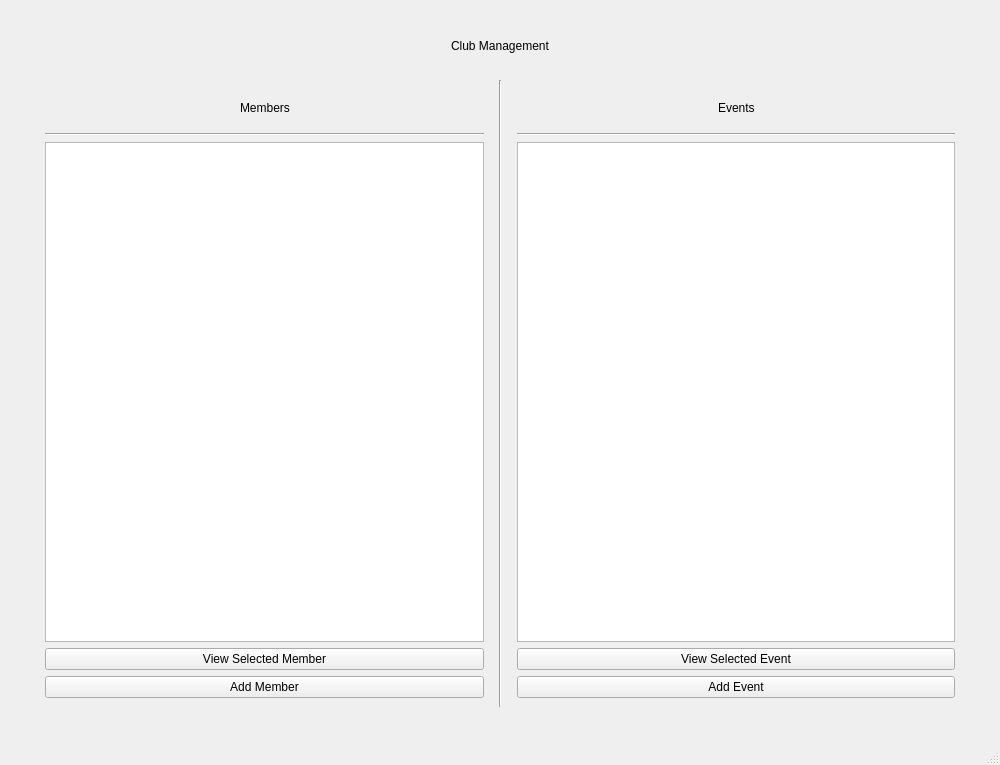
Qt form code/view/main_window.ui (lawalton/oo-project) before a commit.
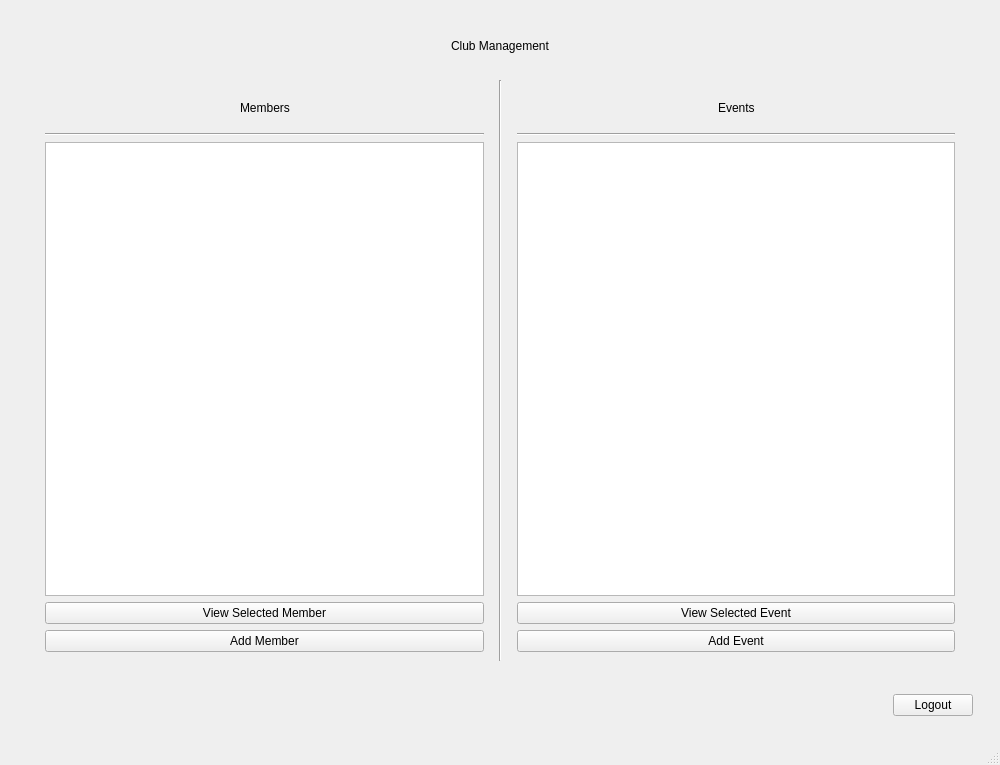
The same form after that commit.

Commit message:
code: implemented logout
User can logout and a new user can log back in. All data remains after a
user logs out and a new one signs in.

```diff
--- a/code/view/main_window.ui
+++ b/code/view/main_window.ui
@@ -214,6 +214,32 @@
          </layout>
         </widget>
        </item>
+       <item row="1" column="0">
+        <widget class="QWidget" name="widget_9" native="true">
+         <layout class="QHBoxLayout" name="horizontalLayout_5">
+          <item>
+           <spacer name="horizontalSpacer_7">
+            <property name="orientation">
+             <enum>Qt::Horizontal</enum>
+            </property>
+            <property name="sizeHint" stdset="0">
+             <size>
+              <width>831</width>
+              <height>20</height>
+             </size>
+            </property>
+           </spacer>
+          </item>
+          <item>
+           <widget class="QPushButton" name="logout_btn">
+            <property name="text">
+             <string>Logout</string>
+            </property>
+           </widget>
+          </item>
+         </layout>
+        </widget>
+       </item>
       </layout>
      </widget>
     </item>
```
The commit also changes 2 other files.
